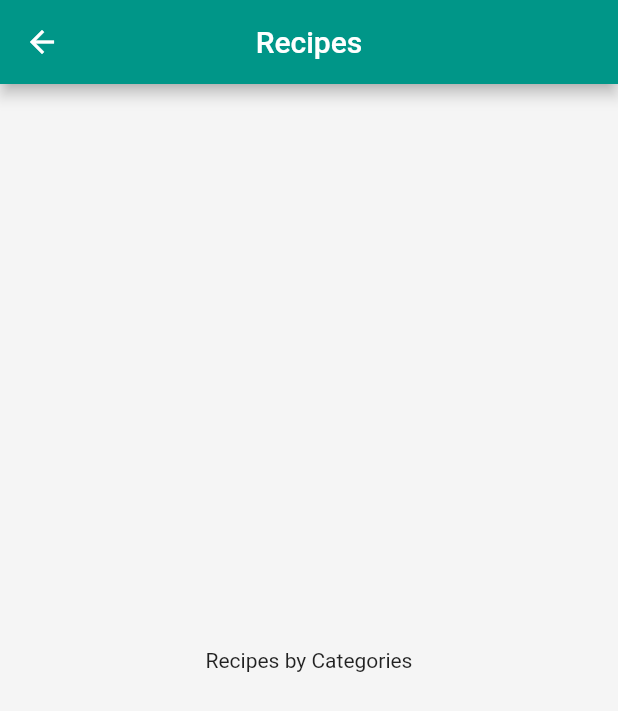
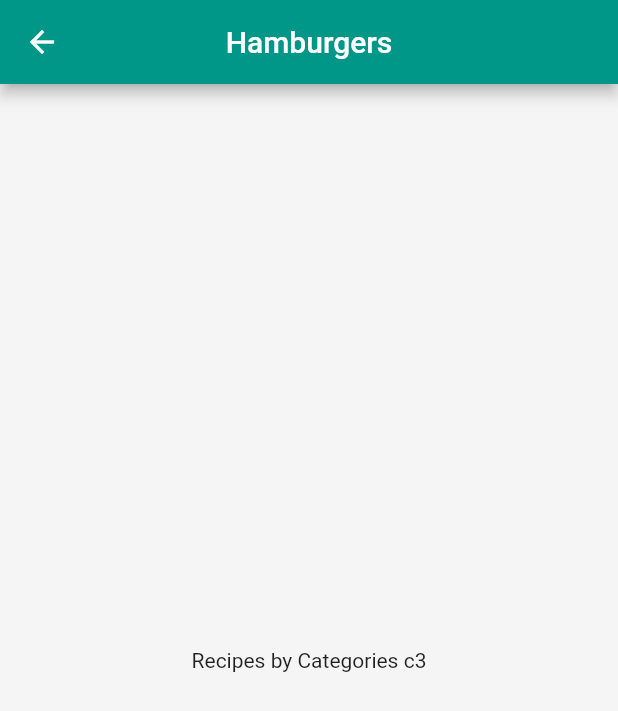
Before and after one commit to Luis020-hub/Refeicoes, a Flutter app: the screen it shows after launch, after a tap on "Hamburgers", on a phone screen of 412 x 824 dp. Shown: the top 711 px of the screen. Run offline on Flutter 3.47's test engine with Material 2 defaults, Android fonts, the phone set to English and light mode, and no system bars.

Commit message:
04/02/2023
- Pegando dados via construtor.

```diff
--- a/lib/components/category_item.dart
+++ b/lib/components/category_item.dart
@@ -12,7 +12,7 @@ class CategoryItem extends StatelessWidget {
     Navigator.of(context).push(
       MaterialPageRoute(
         builder: (_) {
-          return CategoriesMealsScreen();
+          return CategoriesMealsScreen(category);
         },
       ),
     );
--- a/lib/screens/categories_meals_screen.dart
+++ b/lib/screens/categories_meals_screen.dart
@@ -1,20 +1,21 @@
 import 'package:flutter/material.dart';
 
+import '../models/category.dart';
+
 class CategoriesMealsScreen extends StatelessWidget {
-  const CategoriesMealsScreen({super.key});
+  const CategoriesMealsScreen(this.category, {super.key});
+
+  final Category category;
 
   @override
   Widget build(BuildContext context) {
     return Scaffold(
       appBar: AppBar(
         centerTitle: true,
-        title: const Text(
-          'Recipes',
-          style: TextStyle(),
-        ),
+        title: Text(category.title),
       ),
-      body: const Center(
-        child: Text('Recipes by Categories'),
+      body: Center(
+        child: Text('Recipes by Categories ${category.id}'),
       ),
     );
   }
```
